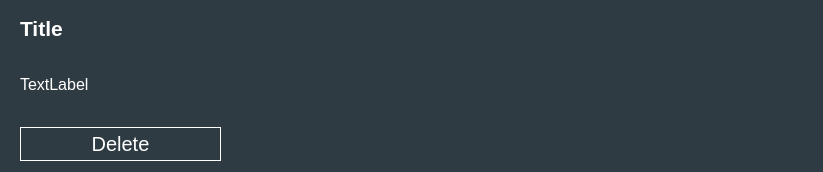
Achu-Worifung/quickMove, file ui/saved.ui: the form before one commit.
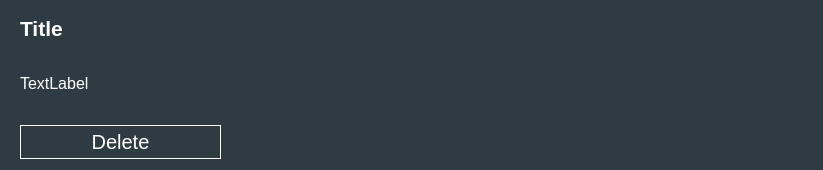
The form after the commit. Icons and pictures are not drawn.

```diff
--- a/ui/saved.ui
+++ b/ui/saved.ui
@@ -7,13 +7,19 @@
     <x>0</x>
     <y>0</y>
     <width>823</width>
-    <height>172</height>
+    <height>170</height>
    </rect>
   </property>
+  <property name="minimumSize">
+   <size>
+    <width>0</width>
+    <height>159</height>
+   </size>
+  </property>
   <property name="maximumSize">
    <size>
     <width>16777215</width>
-    <height>250</height>
+    <height>170</height>
    </size>
   </property>
   <property name="windowTitle">
```
